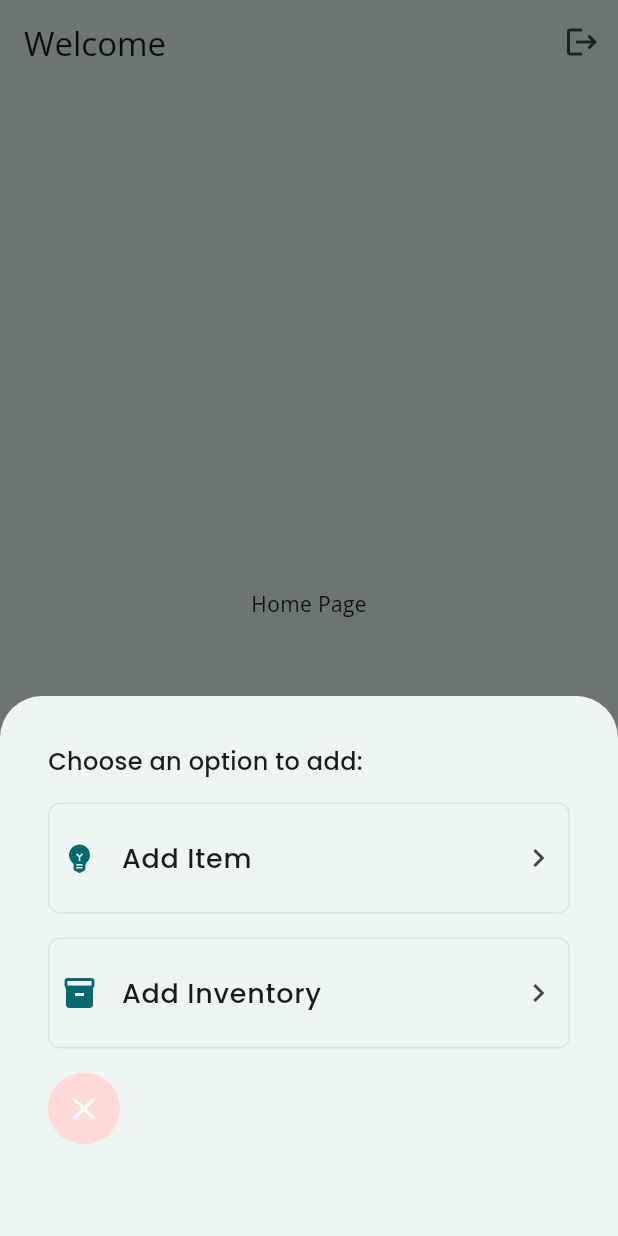
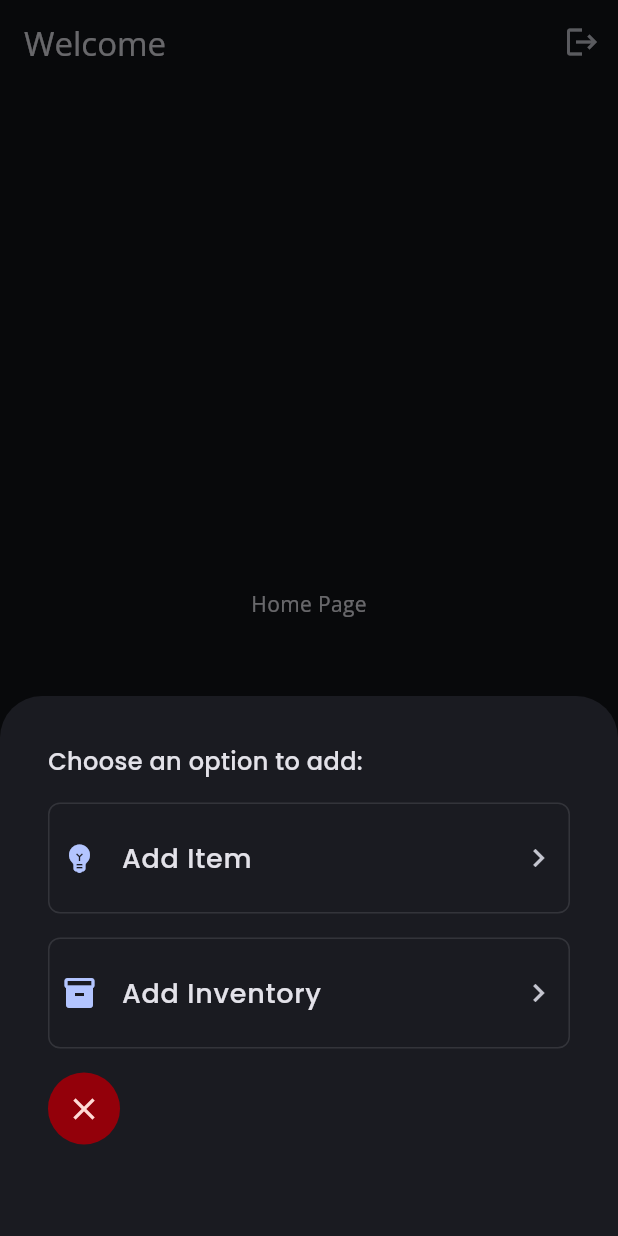
Before and after one commit to faruqonaayo/ethircle_blk_app, a Flutter app: the screen it shows once a user with an empty profile is signed in, item 2 of the bottom bar chosen, on a phone screen of 412 x 824 dp. Run offline on Flutter 3.47's test engine with Material 3 defaults, Android fonts, the phone set to English and light mode, and no system bars; our stand-ins replace cloud_firestore, firebase_auth, firebase_core, go_router, google_fonts; accounts and stored records are empty.

Commit message:
Enhance theme support with dark mode; update color schemes and navigation item colors

```diff
--- a/lib/main.dart
+++ b/lib/main.dart
@@ -32,7 +32,9 @@ class BlkApp extends StatelessWidget {
   Widget build(BuildContext context) {
     return MaterialApp.router(
       title: 'Blk App',
+      themeMode: ThemeMode.dark,
       theme: getThemeData(kColorScheme),
+      darkTheme: getThemeData(kDarkColorScheme),
       routerConfig: _router,
     );
   }
--- a/lib/screens/app_layout.dart
+++ b/lib/screens/app_layout.dart
@@ -57,6 +57,8 @@ class _AppLayoutState extends State<AppLayout> {
         type: BottomNavigationBarType.fixed,
         currentIndex: _currentPage,
         backgroundColor: colorScheme.surfaceContainerHigh,
+        selectedItemColor: colorScheme.primary,
+        unselectedItemColor: colorScheme.onSurfaceVariant,
         items: _buildNavItems(),
         onTap: (value) {
           setState(() {
--- a/lib/theme.dart
+++ b/lib/theme.dart
@@ -2,12 +2,12 @@ import 'package:flutter/material.dart';
 import 'package:google_fonts/google_fonts.dart';
 
 final kColorScheme = ColorScheme.fromSeed(
-  seedColor: Color.fromRGBO(6, 136, 145, 1),
+  seedColor: Color.fromRGBO(6, 55, 145, 1),
   brightness: Brightness.light,
 );
 
 final kDarkColorScheme = ColorScheme.fromSeed(
-  seedColor: Color.fromRGBO(6, 136, 145, 1),
+  seedColor: Color.fromRGBO(6, 55, 145, 1),
   brightness: Brightness.dark,
 );
 
--- a/lib/widgets/add_options.dart
+++ b/lib/widgets/add_options.dart
@@ -39,7 +39,7 @@ class AddOptions extends StatelessWidget {
               onPressed: () {
                 Navigator.of(context).pop();
               },
-              icon: Icon(Icons.close, color: colorScheme.onError),
+              icon: Icon(Icons.close, color: colorScheme.onErrorContainer),
             ),
           ),
         ],
```
